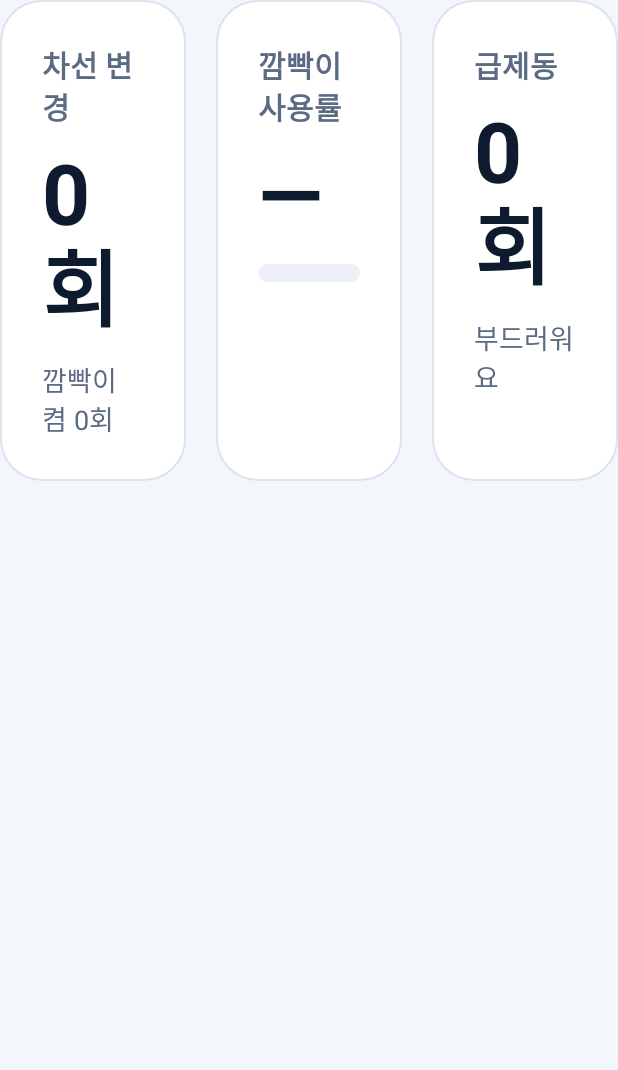
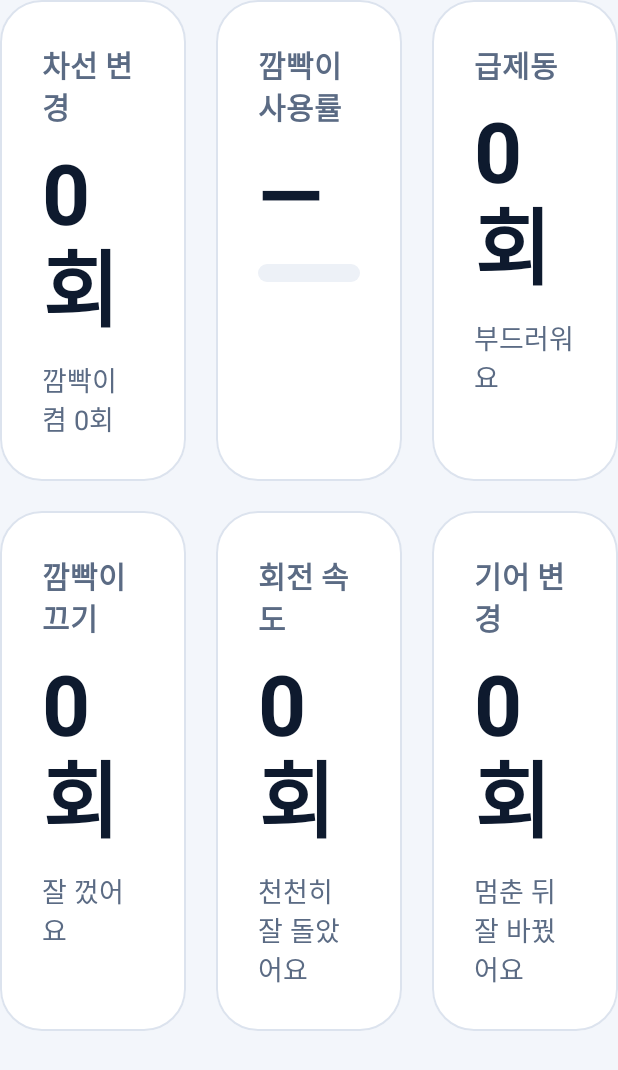
Before and after one commit to jij6303/pleos-side-coach, an Android app built with Jetpack Compose: the composable StatsGrid shown on its own in the app's theme, on a phone screen of 412 x 824 dp. Shown: the top 1070 px of the screen. Run offline under Robolectric (Android 15) with nearby library versions, the phone set to English and light mode, and no system bars; 5 statements that could not run were skipped.

Commit message:
feat(#55): show new coaching stats on dashboard and document system asta sans
Co-Authored-By: Claude Opus 5.5 <noreply@anthropic.com>

```diff
--- a/app/src/main/java/com/jij6303/sidecoach/ui/dashboard/DashboardScreen.kt
+++ b/app/src/main/java/com/jij6303/sidecoach/ui/dashboard/DashboardScreen.kt
@@ -111,6 +111,7 @@ private fun VehicleGrid(s: DrivingSnapshot) {
 private fun StatsGrid(stats: TripStats) {
     val signal = SideCoachTheme.signal
     val rate = stats.blinkerUsageRate
+    Column(verticalArrangement = Arrangement.spacedBy(Gap)) {
         EqualRow {
             StatTile("차선 변경", "${stats.laneChanges}회", it, caption = "깜빡이 켬 ${stats.signalledLaneChanges}회")
             StatTile(
@@ -119,6 +120,13 @@ private fun StatsGrid(stats: TripStats) {
                 progressTone = if ((rate ?: 1f) >= 0.8f) signal.praise else signal.turn,
             )
             StatTile("급제동", "${stats.hardBrakes}회", it, caption = if (stats.hardBrakes == 0) "부드러워요" else "조금 더 일찍 밟아요")
+        }
+        // 성적표와 같은 코칭 항목을 보여준다 (#55)
+        EqualRow {
+            StatTile("깜빡이 끄기", "${stats.blinkerLeftOn}회", it, caption = if (stats.blinkerLeftOn == 0) "잘 껐어요" else "돌고 나서 켜 둔 횟수")
+            StatTile("회전 속도", "${stats.turnTooFast}회", it, caption = if (stats.turnTooFast == 0) "천천히 잘 돌았어요" else "빠르게 돈 횟수")
+            StatTile("기어 변경", "${stats.gearShiftsMoving}회", it, caption = if (stats.gearShiftsMoving == 0) "멈춘 뒤 잘 바꿨어요" else "움직이며 바꾼 횟수")
+        }
     }
 }
 
--- a/app/src/main/java/com/jij6303/sidecoach/ui/theme/Type.kt
+++ b/app/src/main/java/com/jij6303/sidecoach/ui/theme/Type.kt
@@ -7,7 +7,10 @@ import androidx.compose.ui.unit.sp
 
 /**
  * 차량 화면용 글자 크기. 가이드 최소 12sp보다 넉넉하게 잡고, 줄간격은 약 1.5배.
- * 서체는 가이드 권장 Asta Sans 적용 전까지 기본 서체를 쓴다.
+ *
+ * 서체: 가이드 권장 Asta Sans. 실측(#55): Pleos Connect는 시스템 기본 서체(sans-serif)가 이미 Asta Sans다
+ * (/product/etc/fonts_customization.xml, AstaSansOTF-Light~ExtraBold). 그래서 폰트 파일을 앱에 넣지 않고
+ * 기본 서체를 그대로 쓴다. 넣어 봐도 화면이 같았고 APK만 5.7MB 커졌다.
  */
 val Typography = Typography(
     displayLarge = TextStyle(fontWeight = FontWeight.Bold, fontSize = 88.sp, lineHeight = 96.sp),
```
Also changed, not shown: 1 other file. Lines whose indentation alone changed are shown as unchanged.
